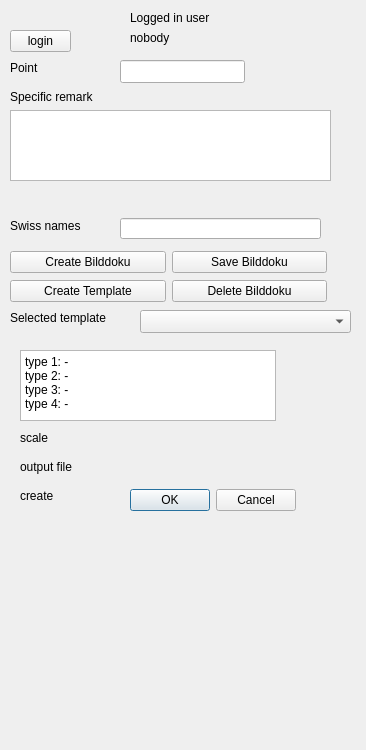
The window that areapp_dockwidget_base.ui (danduk82/areapp-bilddocu) describes before a commit, drawn with Qt 5.
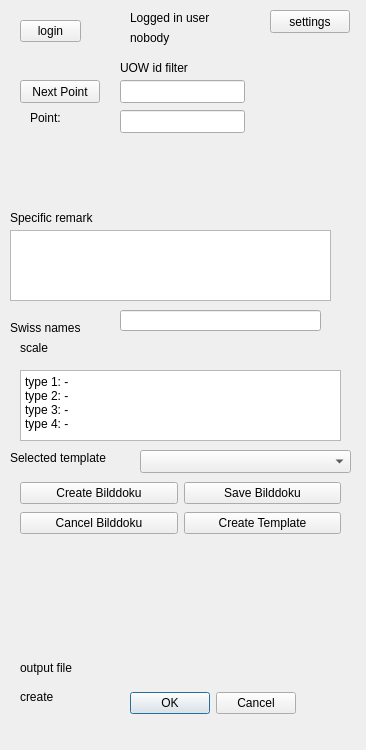
The same window after the commit. Icons and pictures are not drawn. Custom widgets are drawn as their Qt base class.

Patch:
```diff
--- a/areapp_dockwidget_base.ui
+++ b/areapp_dockwidget_base.ui
@@ -10,6 +10,9 @@
     <height>750</height>
    </rect>
   </property>
+  <property name="layoutDirection">
+   <enum>Qt::LeftToRight</enum>
+  </property>
   <property name="windowTitle">
    <string>Bilddoku Plugin</string>
   </property>
@@ -17,10 +20,10 @@
    <widget class="QWidget" name="gridLayoutWidget">
     <property name="geometry">
      <rect>
-      <x>10</x>
-      <y>250</y>
-      <width>317</width>
-      <height>54</height>
+      <x>20</x>
+      <y>480</y>
+      <width>321</width>
+      <height>56</height>
      </rect>
     </property>
     <layout class="QGridLayout" name="gridLayout">
@@ -39,16 +42,24 @@
       </widget>
      </item>
      <item row="1" column="0">
+      <widget class="QPushButton" name="cancelBilddokuPushButton">
+       <property name="text">
+        <string>Cancel Bilddoku</string>
+       </property>
+       <property name="icon">
+        <iconset>
+         <normaloff>icons/trash_bin_64x64.png</normaloff>icons/trash_bin_64x64.png</iconset>
+       </property>
+      </widget>
+     </item>
+     <item row="1" column="1">
       <widget class="QPushButton" name="createTemplatePushButton">
        <property name="text">
         <string>Create Template</string>
        </property>
-      </widget>
-     </item>
-     <item row="1" column="1">
-      <widget class="QPushButton" name="deleteBilddokuPushButton">
-       <property name="text">
-        <string>Delete Bilddoku</string>
+       <property name="icon">
+        <iconset>
+         <normaloff>icons/template_icon.png</normaloff>icons/template_icon.png</iconset>
        </property>
       </widget>
      </item>
@@ -58,7 +69,7 @@
     <property name="geometry">
      <rect>
       <x>10</x>
-      <y>218</y>
+      <y>320</y>
       <width>78</width>
       <height>16</height>
      </rect>
@@ -71,7 +82,7 @@
     <property name="geometry">
      <rect>
       <x>130</x>
-      <y>430</y>
+      <y>340</y>
       <width>104</width>
       <height>23</height>
      </rect>
@@ -84,7 +95,7 @@
     <property name="geometry">
      <rect>
       <x>20</x>
-      <y>459</y>
+      <y>660</y>
       <width>62</width>
       <height>16</height>
      </rect>
@@ -97,7 +108,7 @@
     <property name="geometry">
      <rect>
       <x>20</x>
-      <y>488</y>
+      <y>689</y>
       <width>39</width>
       <height>16</height>
      </rect>
@@ -110,7 +121,7 @@
     <property name="geometry">
      <rect>
       <x>130</x>
-      <y>488</y>
+      <y>691</y>
       <width>166</width>
       <height>24</height>
      </rect>
@@ -123,7 +134,7 @@
     <property name="geometry">
      <rect>
       <x>130</x>
-      <y>459</y>
+      <y>660</y>
       <width>159</width>
       <height>23</height>
      </rect>
@@ -132,21 +143,21 @@
    <widget class="QLabel" name="label_4">
     <property name="geometry">
      <rect>
-      <x>10</x>
-      <y>60</y>
-      <width>31</width>
+      <x>30</x>
+      <y>110</y>
+      <width>41</width>
       <height>16</height>
      </rect>
     </property>
     <property name="text">
-     <string>Point</string>
+     <string>Point:</string>
     </property>
    </widget>
    <widget class="QLineEdit" name="coordinatesLineEdit">
     <property name="geometry">
      <rect>
       <x>120</x>
-      <y>60</y>
+      <y>110</y>
       <width>125</width>
       <height>23</height>
      </rect>
@@ -156,7 +167,7 @@
     <property name="geometry">
      <rect>
       <x>120</x>
-      <y>218</y>
+      <y>310</y>
       <width>201</width>
       <height>21</height>
      </rect>
@@ -166,7 +177,7 @@
     <property name="geometry">
      <rect>
       <x>20</x>
-      <y>430</y>
+      <y>340</y>
       <width>31</width>
       <height>16</height>
      </rect>
@@ -179,7 +190,7 @@
     <property name="geometry">
      <rect>
       <x>10</x>
-      <y>89</y>
+      <y>210</y>
       <width>94</width>
       <height>16</height>
      </rect>
@@ -192,7 +203,7 @@
     <property name="geometry">
      <rect>
       <x>10</x>
-      <y>110</y>
+      <y>230</y>
       <width>321</width>
       <height>71</height>
      </rect>
@@ -202,8 +213,8 @@
     <property name="geometry">
      <rect>
       <x>20</x>
-      <y>350</y>
-      <width>256</width>
+      <y>370</y>
+      <width>321</width>
       <height>71</height>
      </rect>
     </property>
@@ -248,7 +259,7 @@
     <property name="geometry">
      <rect>
       <x>140</x>
-      <y>310</y>
+      <y>450</y>
       <width>211</width>
       <height>23</height>
      </rect>
@@ -258,7 +269,7 @@
     <property name="geometry">
      <rect>
       <x>10</x>
-      <y>310</y>
+      <y>450</y>
       <width>121</width>
       <height>16</height>
      </rect>
@@ -270,8 +281,8 @@
    <widget class="QToolButton" name="loginToolButton">
     <property name="geometry">
      <rect>
-      <x>10</x>
-      <y>30</y>
+      <x>20</x>
+      <y>20</y>
       <width>61</width>
       <height>22</height>
      </rect>
@@ -280,6 +291,62 @@
      <string>login</string>
     </property>
    </widget>
+   <widget class="QPushButton" name="pushButton">
+    <property name="geometry">
+     <rect>
+      <x>270</x>
+      <y>10</y>
+      <width>80</width>
+      <height>23</height>
+     </rect>
+    </property>
+    <property name="layoutDirection">
+     <enum>Qt::LeftToRight</enum>
+    </property>
+    <property name="text">
+     <string>settings</string>
+    </property>
+    <property name="icon">
+     <iconset>
+      <normaloff>icons/gear_wheel.png</normaloff>icons/gear_wheel.png</iconset>
+    </property>
+   </widget>
+   <widget class="QPushButton" name="pushButton_2">
+    <property name="geometry">
+     <rect>
+      <x>20</x>
+      <y>80</y>
+      <width>80</width>
+      <height>23</height>
+     </rect>
+    </property>
+    <property name="text">
+     <string>Next Point</string>
+    </property>
+   </widget>
+   <widget class="QLineEdit" name="UOWLineEdit">
+    <property name="geometry">
+     <rect>
+      <x>120</x>
+      <y>80</y>
+      <width>125</width>
+      <height>23</height>
+     </rect>
+    </property>
+   </widget>
+   <widget class="QLabel" name="label_7">
+    <property name="geometry">
+     <rect>
+      <x>120</x>
+      <y>60</y>
+      <width>91</width>
+      <height>16</height>
+     </rect>
+    </property>
+    <property name="text">
+     <string>UOW id filter</string>
+    </property>
+   </widget>
   </widget>
  </widget>
  <customwidgets>
```
Left out of the diff: 10 changed lines with no effect on the pictures.
